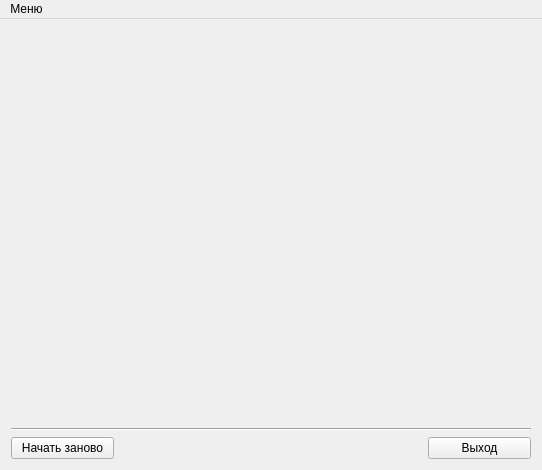
First picture: the form in mainwindow.ui, repository group93492/economics_LPP, before the edit.
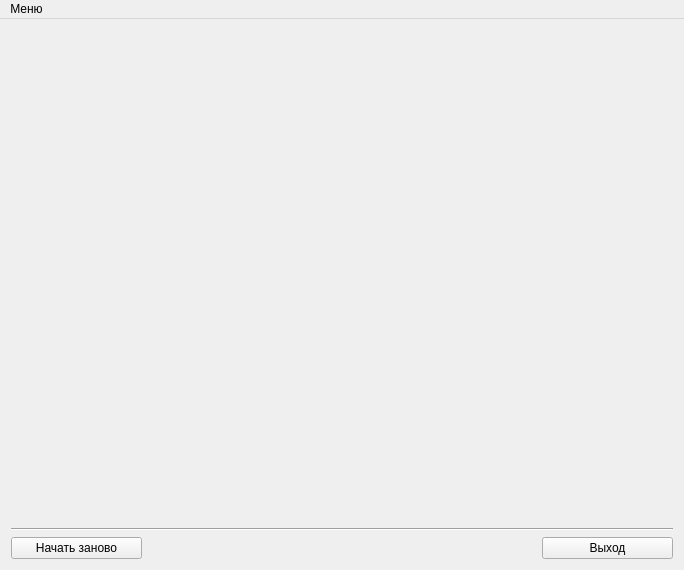
Second picture: the form after the edit.

```diff
--- a/mainwindow.ui
+++ b/mainwindow.ui
@@ -6,8 +6,8 @@
    <rect>
     <x>0</x>
     <y>0</y>
-    <width>542</width>
-    <height>470</height>
+    <width>684</width>
+    <height>570</height>
    </rect>
   </property>
   <property name="windowTitle">
@@ -67,7 +67,7 @@
     <rect>
      <x>0</x>
      <y>0</y>
-     <width>542</width>
+     <width>684</width>
      <height>21</height>
     </rect>
    </property>
```
